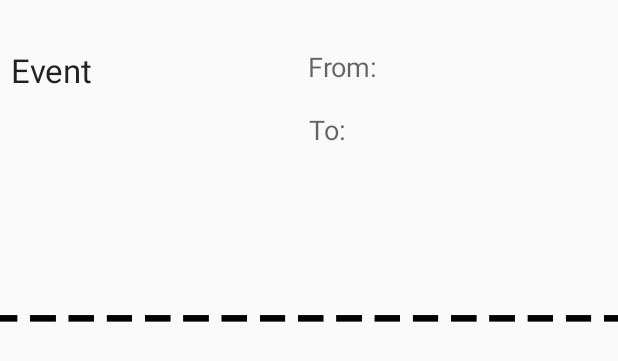
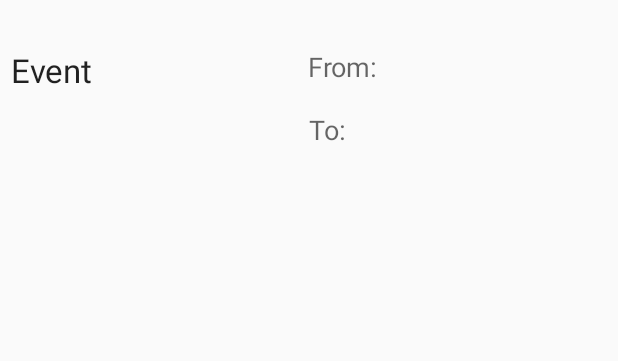
Before and after one commit to vladachini/EOMApp, an Android app: the layout event_layout.xml on its own in the app's theme, with its tools: preview values and no code run, on a phone screen of 412 x 824 dp. Shown: the top 361 px of the screen. Run offline under Robolectric (Android 15) with nearby library versions, the phone set to English and light mode, and no system bars.

Commit message:
All features have been added and are working

```diff
--- a/app/src/main/res/layout/activity_event_input.xml
+++ b/app/src/main/res/layout/activity_event_input.xml
@@ -87,15 +87,15 @@
 
     <EditText
         android:id="@+id/authorText"
-        android:layout_width="244dp"
-        android:layout_height="42dp"
+        android:layout_width="248dp"
+        android:layout_height="51dp"
         android:layout_marginTop="3dp"
         android:layout_marginBottom="23dp"
         android:ems="10"
         android:hint="Enter your Email"
         android:inputType="textPersonName"
         android:textAppearance="@style/TextAppearance.AppCompat.Body1"
-        android:textSize="36sp"
+        android:textSize="26sp"
         app:layout_constraintBottom_toTopOf="@+id/postBtn"
         app:layout_constraintEnd_toEndOf="parent"
         app:layout_constraintHorizontal_bias="0.354"
--- a/app/src/main/res/layout/event_layout.xml
+++ b/app/src/main/res/layout/event_layout.xml
@@ -63,12 +63,4 @@
         android:layout_height="wrap_content"
         tools:visibility="invisible" />
 
-    <ImageView
-        android:id="@+id/imageView15"
-        android:layout_width="match_parent"
-        android:layout_height="270dp"
-        android:layout_alignParentBottom="true"
-        android:layout_marginBottom="461dp"
-        app:srcCompat="@drawable/dottedline" />
-
 </RelativeLayout>
```
